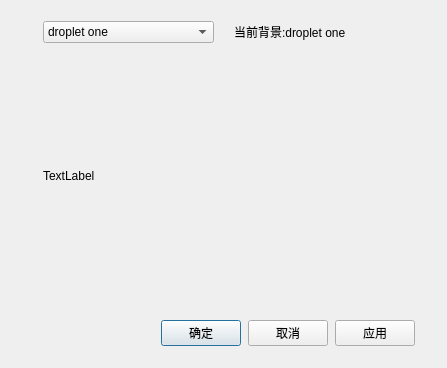
Above: Shaderpad/bgimagedialog.ui from ZeusYang/Shaderpad--plusplus before the change. Below: the same form after it.
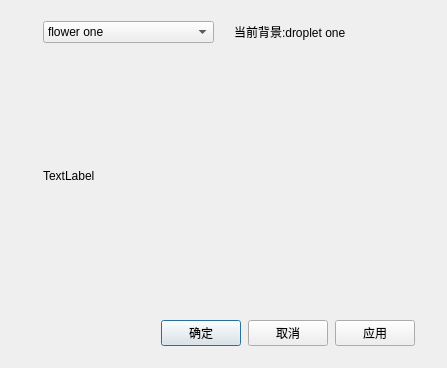
That is the form after the change.

Diff of the .ui file:
```diff
--- a/Shaderpad/bgimagedialog.ui
+++ b/Shaderpad/bgimagedialog.ui
@@ -19,7 +19,7 @@
   <property name="windowTitle">
    <string>Dialog</string>
   </property>
-  <widget class="QWidget" name="">
+  <widget class="QWidget" name="layoutWidget">
    <property name="geometry">
     <rect>
      <x>160</x>
@@ -70,7 +70,7 @@
     </item>
    </layout>
   </widget>
-  <widget class="QWidget" name="">
+  <widget class="QWidget" name="layoutWidget">
    <property name="geometry">
     <rect>
      <x>43</x>
@@ -95,7 +95,7 @@
         </property>
         <item>
          <property name="text">
-          <string>droplet one</string>
+          <string>flower one</string>
          </property>
         </item>
         <item>
```
Left out of the diff: 12 changed lines with no effect on the pictures.
